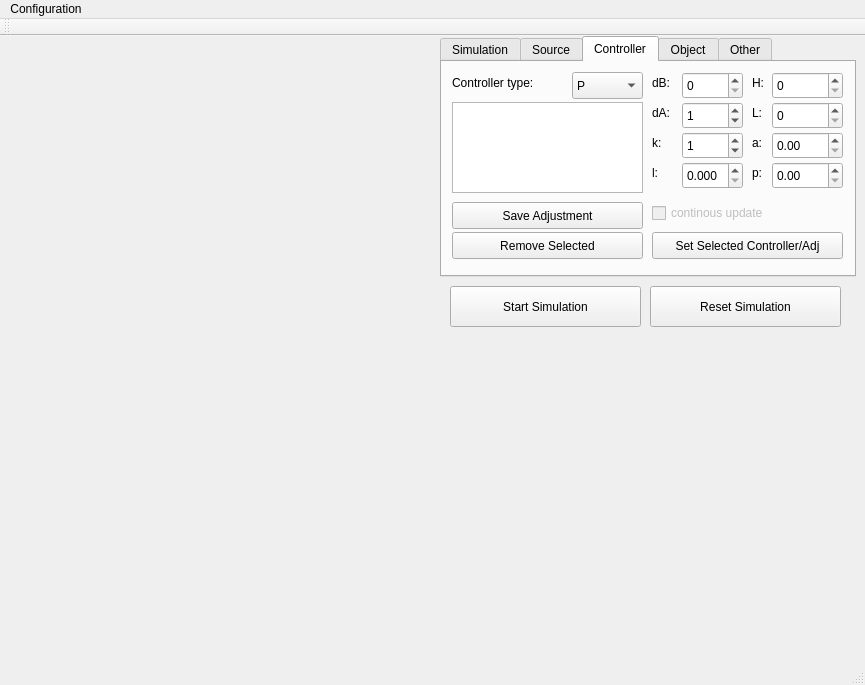
Qt form gui/mainwindow.ui (jakubbialas/PSS_lab) before a commit.
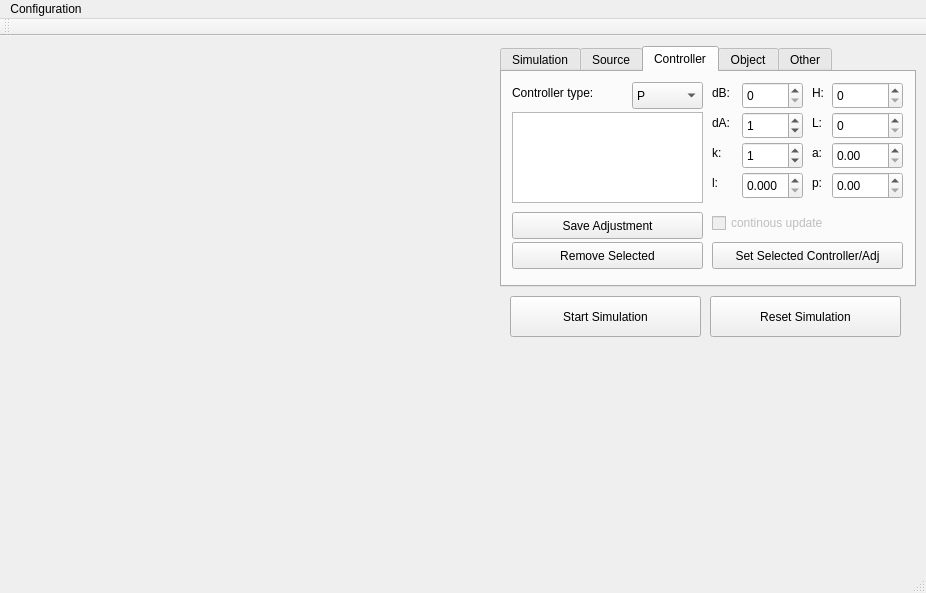
The same form after that commit. Custom widgets are drawn as their Qt base class.

Commit message: zmiana plotów

What changed in the file:
```diff
--- a/gui/mainwindow.ui
+++ b/gui/mainwindow.ui
@@ -6,8 +6,8 @@
    <rect>
     <x>0</x>
     <y>0</y>
-    <width>865</width>
-    <height>685</height>
+    <width>926</width>
+    <height>593</height>
    </rect>
   </property>
   <property name="windowTitle">
@@ -19,26 +19,16 @@
      <rect>
       <x>10</x>
       <y>0</y>
-      <width>421</width>
-      <height>301</height>
-     </rect>
-    </property>
-   </widget>
-   <widget class="LivePlot" name="plot2" native="true">
-    <property name="geometry">
-     <rect>
-      <x>10</x>
-      <y>310</y>
-      <width>421</width>
-      <height>301</height>
+      <width>481</width>
+      <height>521</height>
      </rect>
     </property>
    </widget>
    <widget class="QTabWidget" name="tabWidget">
     <property name="geometry">
      <rect>
-      <x>440</x>
-      <y>0</y>
+      <x>500</x>
+      <y>10</y>
       <width>416</width>
       <height>241</height>
      </rect>
@@ -1441,8 +1431,8 @@
    <widget class="QPushButton" name="simBtn">
     <property name="geometry">
      <rect>
-      <x>450</x>
-      <y>250</y>
+      <x>510</x>
+      <y>260</y>
       <width>191</width>
       <height>41</height>
      </rect>
@@ -1454,8 +1444,8 @@
    <widget class="QPushButton" name="resetBtn">
     <property name="geometry">
      <rect>
-      <x>650</x>
-      <y>250</y>
+      <x>710</x>
+      <y>260</y>
       <width>191</width>
       <height>41</height>
      </rect>
@@ -1470,7 +1460,7 @@
     <rect>
      <x>0</x>
      <y>0</y>
-     <width>865</width>
+     <width>926</width>
      <height>25</height>
     </rect>
    </property>
```
Left out of the diff: 6 changed lines with no effect on the pictures. The commit also changes 5 other files.
